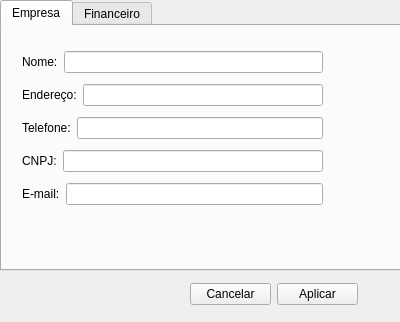
Above: config.ui from GabR36/QEstoqueLoja before the change. Below: the same form after it.
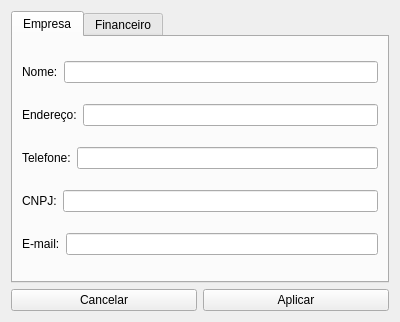
That is the form after the change.

Commit message:
configuracao responsividade e padrao debito e credito
responsividade na janela configuracao com layouts nos line edits, botoes e
abas com a janela.
inserir as configuracoes com taxas de debito 2% e credito 3% para nao ficar
vazio no pagamento e poder  dar errado em algo.

What changed in the file:
```diff
--- a/config.ui
+++ b/config.ui
@@ -13,15 +13,9 @@
   <property name="windowTitle">
    <string>Configurações</string>
   </property>
+  <layout class="QVBoxLayout" name="verticalLayout_3">
+   <item>
   <widget class="QTabWidget" name="tabWidget">
-   <property name="geometry">
-    <rect>
-     <x>0</x>
-     <y>0</y>
-     <width>401</width>
-     <height>271</height>
-    </rect>
-   </property>
    <property name="currentIndex">
     <number>0</number>
    </property>
@@ -29,15 +23,8 @@
     <attribute name="title">
      <string>Empresa</string>
     </attribute>
-    <widget class="QWidget" name="layoutWidget">
-     <property name="geometry">
-      <rect>
-       <x>20</x>
-       <y>20</y>
-       <width>301</width>
-       <height>166</height>
-      </rect>
-     </property>
+      <layout class="QHBoxLayout" name="horizontalLayout_10">
+       <item>
      <layout class="QVBoxLayout" name="verticalLayout">
       <item>
        <layout class="QHBoxLayout" name="horizontalLayout">
@@ -110,21 +97,15 @@
        </layout>
       </item>
      </layout>
-    </widget>
+       </item>
+      </layout>
    </widget>
    <widget class="QWidget" name="tab_2">
     <attribute name="title">
      <string>Financeiro</string>
     </attribute>
-    <widget class="QWidget" name="">
-     <property name="geometry">
-      <rect>
-       <x>20</x>
-       <y>20</y>
-       <width>301</width>
-       <height>98</height>
-      </rect>
-     </property>
+      <layout class="QHBoxLayout" name="horizontalLayout_11">
+       <item>
      <layout class="QVBoxLayout" name="verticalLayout_2">
       <item>
        <layout class="QHBoxLayout" name="horizontalLayout_6">
@@ -169,18 +150,12 @@
        </layout>
       </item>
      </layout>
-    </widget>
-   </widget>
-  </widget>
-  <widget class="QWidget" name="layoutWidget">
-   <property name="geometry">
-    <rect>
-     <x>190</x>
-     <y>280</y>
-     <width>168</width>
-     <height>28</height>
-    </rect>
-   </property>
+       </item>
+      </layout>
+     </widget>
+    </widget>
+   </item>
+   <item>
    <layout class="QHBoxLayout" name="horizontalLayout_7">
     <item>
      <widget class="QPushButton" name="Btn_Cancelar">
@@ -197,7 +172,8 @@
      </widget>
     </item>
    </layout>
-  </widget>
+   </item>
+  </layout>
  </widget>
  <resources/>
  <connections/>
```
Lines whose indentation alone changed are shown as unchanged. The commit also changes 1 other file.
